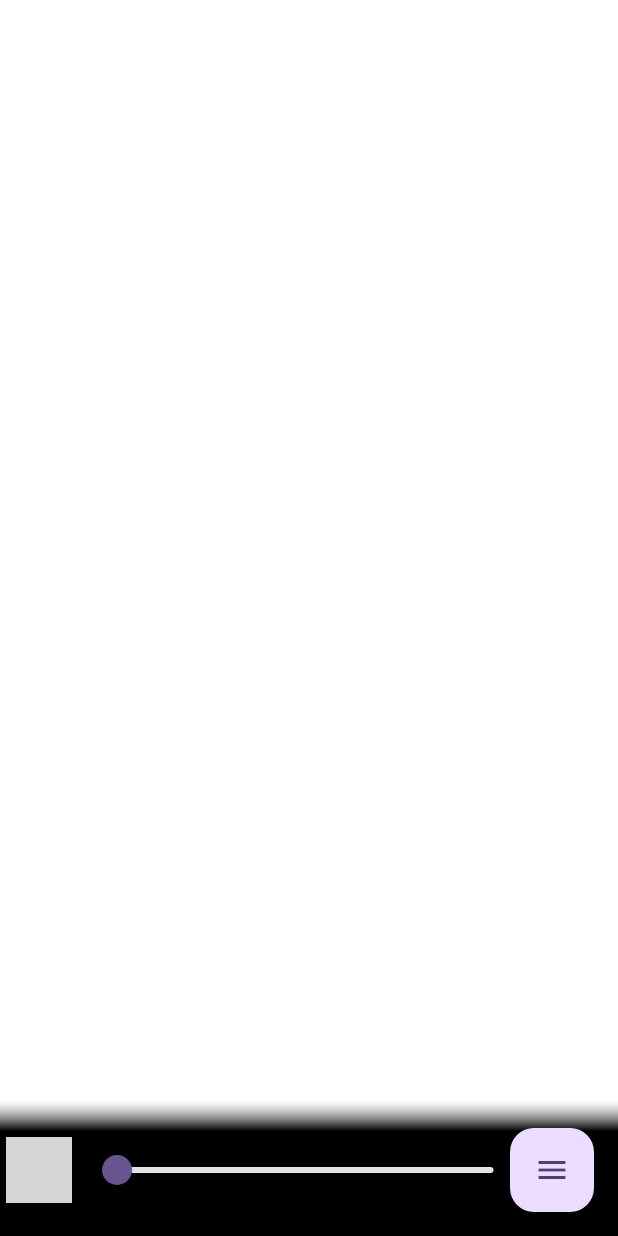
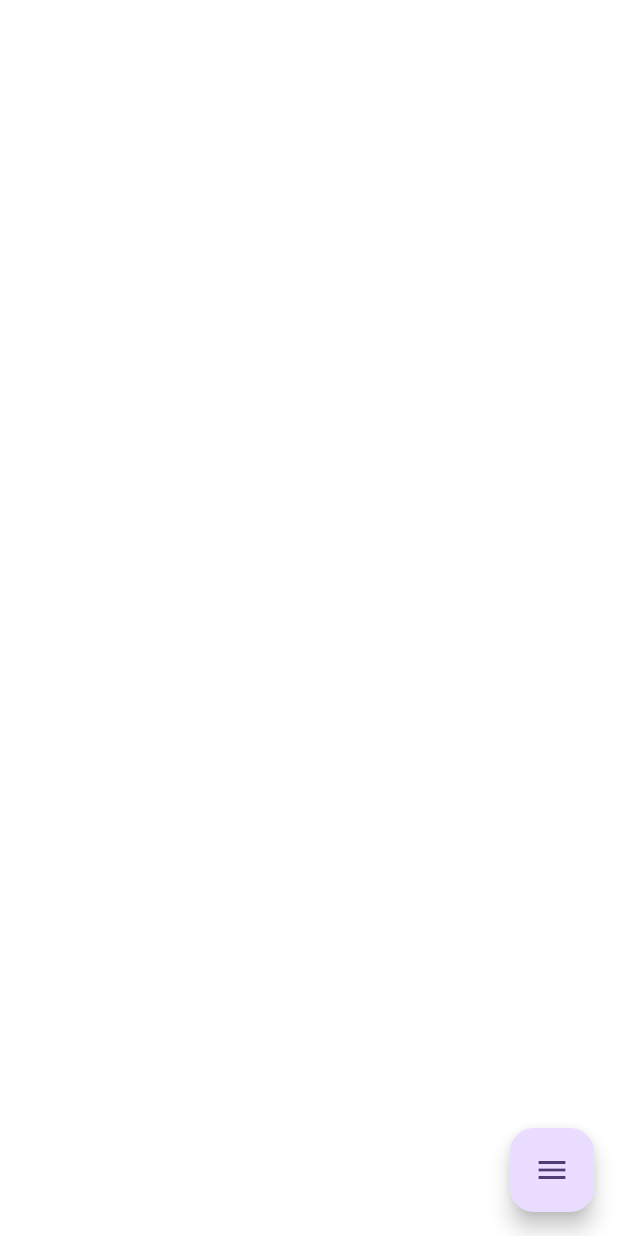
Before and after one commit to guillaumebel/aura, a Flutter app: the screen it shows after launch, on a phone screen of 412 x 824 dp. Run offline on Flutter 3.47's test engine with Material 3 defaults, Android fonts, the phone set to English and light mode, and no system bars; missing offline and left inert: flex_color_picker, keep_screen_on, screen_brightness; grey boxes are pictures that could not be loaded.

Commit message:
- Generated app icons, - Added keep screen awake on aura mode - Added one tap to show parameters options in aura mode

```diff
--- a/lib/aura.dart
+++ b/lib/aura.dart
@@ -1,6 +1,7 @@
 import 'package:aura/utils/context_extensions.dart';
 import 'package:flex_color_picker/flex_color_picker.dart';
 import 'package:flutter/material.dart';
+import 'package:keep_screen_on/keep_screen_on.dart';
 import 'package:screen_brightness/screen_brightness.dart';
 
 class AuraPage extends StatefulWidget {
@@ -14,7 +15,21 @@ class AuraPage extends StatefulWidget {
 
 class _AuraPageState extends State<AuraPage> {
   double _brightnessValue = 0;
+  bool _visible = false;
   Color _backgroundColor = Colors.white;
+
+  @override
+  void initState() {
+    super.initState();
+    // Initialize brightness value to current screen brightness
+    KeepScreenOn.turnOn();
+  }
+
+  @override
+  void dispose() {
+    KeepScreenOn.turnOff();
+    super.dispose();
+  }
 
   @override
   Widget build(BuildContext context) {
@@ -34,12 +49,33 @@ class _AuraPageState extends State<AuraPage> {
               child: const Icon(Icons.color_lens),
             )
           : null,
-      body: Container(
+      body: GestureDetector(
+        onTap: () {
+          setState(() {
+            _visible = !_visible;
+          });
+        },
+        onVerticalDragUpdate: (details) => setState(() {
+          _brightnessValue -= details.delta.dy;
+          if (_brightnessValue < 0) _brightnessValue = 0;
+          if (_brightnessValue > 100) _brightnessValue = 100;
+          ScreenBrightness.instance.setApplicationScreenBrightness(
+            _brightnessValue / 100,
+          );
+        }),
+        child: Container(
           color: _backgroundColor,
           child: Column(
             mainAxisAlignment: MainAxisAlignment.end,
             children: <Widget>[
               Spacer(),
+
+              AnimatedOpacity(
+                duration: Duration(milliseconds: 300),
+                opacity: _visible ? 1.0 : 0.0,
+
+                child: Column(
+                  children: [
                     Container(
                       height: 60,
                       decoration: BoxDecoration(
@@ -93,7 +129,9 @@ class _AuraPageState extends State<AuraPage> {
 
                                 try {
                                   await ScreenBrightness.instance
-                              .setApplicationScreenBrightness(value / 100);
+                                      .setApplicationScreenBrightness(
+                                        value / 100,
+                                      );
                                 } catch (e) {
                                   throw "Failed to set brightness";
                                 }
@@ -108,6 +146,10 @@ class _AuraPageState extends State<AuraPage> {
                   ],
                 ),
               ),
+            ],
+          ),
+        ),
+      ),
     );
   }
 }
```
Also changed, not shown: pubspec.yaml (+13 -0 lines), images/logo.png, pubspec.lock, 7 other files. Lines whose indentation alone changed are shown as unchanged.
